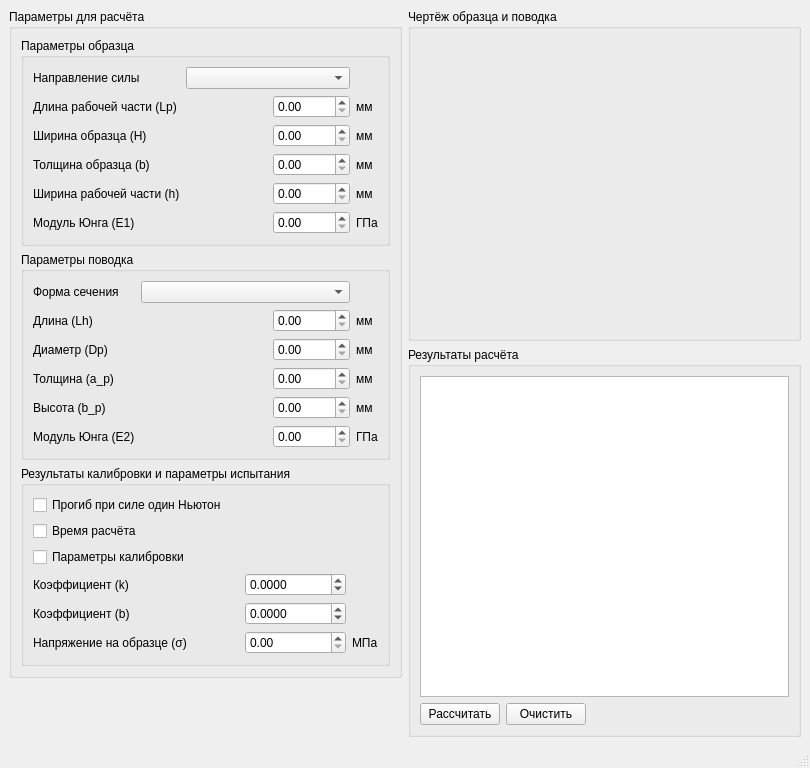
Above: programs/CalcDeflection/ui/mainwindow.ui from Automation-group/FatigueCantileverBend_PIU-5 before the change. Below: the same form after it.
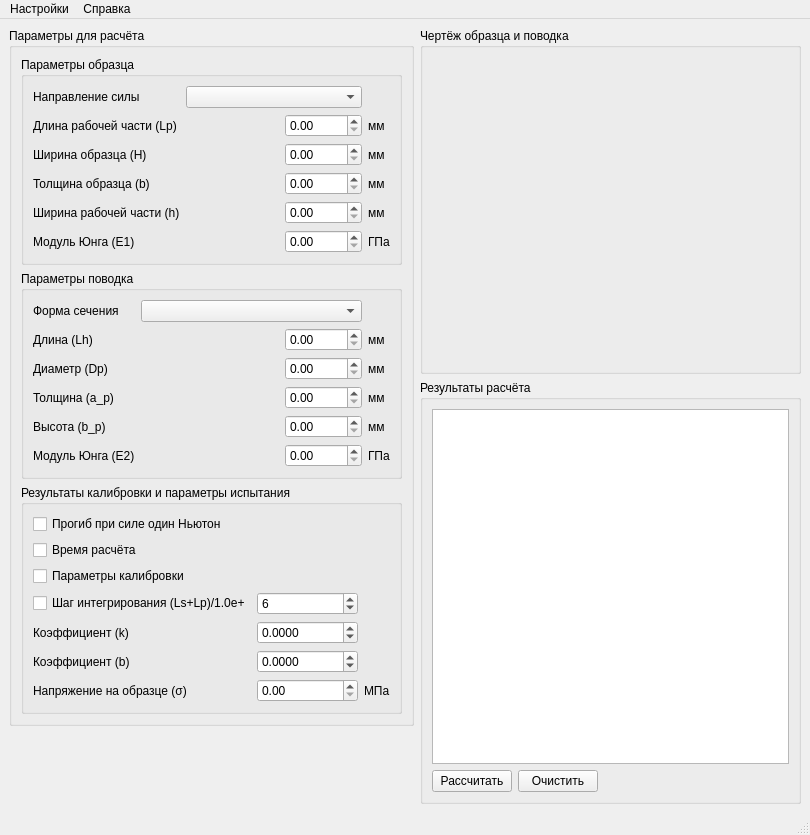
That is the form after the change. Icons and pictures are not drawn.

Commit message: Добавил возможность задания размера и формы шрифта в программе.

```diff
--- a/programs/CalcDeflection/ui/mainwindow.ui
+++ b/programs/CalcDeflection/ui/mainwindow.ui
@@ -7,7 +7,7 @@
     <x>0</x>
     <y>0</y>
     <width>810</width>
-    <height>768</height>
+    <height>835</height>
    </rect>
   </property>
   <property name="windowTitle">
@@ -175,13 +175,6 @@
        </item>
        <item>
         <widget class="QGroupBox" name="groupBox_2">
-         <property name="font">
-          <font>
-           <pointsize>9</pointsize>
-           <italic>false</italic>
-           <bold>false</bold>
-          </font>
-         </property>
          <property name="title">
           <string>Параметры поводка</string>
          </property>
@@ -345,28 +338,61 @@
             </property>
            </widget>
           </item>
-          <item row="1" column="0">
+          <item row="1" column="0" colspan="2">
            <widget class="QCheckBox" name="checkBox_calcTime">
             <property name="text">
              <string>Время расчёта</string>
             </property>
            </widget>
           </item>
-          <item row="2" column="0">
+          <item row="2" column="0" colspan="2">
            <widget class="QCheckBox" name="checkBox_calibCoeff">
             <property name="text">
              <string>Параметры калибровки</string>
             </property>
            </widget>
           </item>
-          <item row="3" column="0">
+          <item row="3" column="0" colspan="2">
+           <widget class="QCheckBox" name="checkBox_integStep">
+            <property name="text">
+             <string>Шаг интегрирования (Ls+Lp)/1.0e+</string>
+            </property>
+           </widget>
+          </item>
+          <item row="3" column="2">
+           <widget class="QSpinBox" name="spinBox_integStep">
+            <property name="minimum">
+             <number>2</number>
+            </property>
+            <property name="maximum">
+             <number>8</number>
+            </property>
+            <property name="value">
+             <number>6</number>
+            </property>
+           </widget>
+          </item>
+          <item row="4" column="0">
            <widget class="QLabel" name="label_coeff_k">
             <property name="text">
              <string>Коэффициент (k)</string>
             </property>
            </widget>
           </item>
-          <item row="3" column="2">
+          <item row="4" column="1" rowspan="3">
+           <spacer name="horizontalSpacer_11">
+            <property name="orientation">
+             <enum>Qt::Horizontal</enum>
+            </property>
+            <property name="sizeHint" stdset="0">
+             <size>
+              <width>40</width>
+              <height>20</height>
+             </size>
+            </property>
+           </spacer>
+          </item>
+          <item row="4" column="2">
            <widget class="QDoubleSpinBox" name="doubleSpinBox_coeff_k">
             <property name="decimals">
              <number>4</number>
@@ -382,14 +408,14 @@
             </property>
            </widget>
           </item>
-          <item row="4" column="0">
+          <item row="5" column="0">
            <widget class="QLabel" name="label_coeff_b">
             <property name="text">
              <string>Коэффициент (b)</string>
             </property>
            </widget>
           </item>
-          <item row="4" column="2">
+          <item row="5" column="2">
            <widget class="QDoubleSpinBox" name="doubleSpinBox_coeff_b">
             <property name="decimals">
              <number>4</number>
@@ -405,14 +431,14 @@
             </property>
            </widget>
           </item>
-          <item row="5" column="0">
+          <item row="6" column="0">
            <widget class="QLabel" name="label_23">
             <property name="text">
              <string>Напряжение на образце (σ)</string>
             </property>
            </widget>
           </item>
-          <item row="5" column="2">
+          <item row="6" column="2">
            <widget class="QDoubleSpinBox" name="doubleSpinBox_stress">
             <property name="maximum">
              <double>1000000.000000000000000</double>
@@ -422,26 +448,13 @@
             </property>
            </widget>
           </item>
-          <item row="5" column="3">
+          <item row="6" column="3">
            <widget class="QLabel" name="label_24">
             <property name="text">
              <string>МПа</string>
             </property>
            </widget>
           </item>
-          <item row="3" column="1" rowspan="3">
-           <spacer name="horizontalSpacer_11">
-            <property name="orientation">
-             <enum>Qt::Horizontal</enum>
-            </property>
-            <property name="sizeHint" stdset="0">
-             <size>
-              <width>40</width>
-              <height>20</height>
-             </size>
-            </property>
-           </spacer>
-          </item>
          </layout>
         </widget>
        </item>
@@ -531,6 +544,30 @@
      <height>22</height>
     </rect>
    </property>
+   <widget class="QMenu" name="menu">
+    <property name="title">
+     <string>Настройки</string>
+    </property>
+    <widget class="QMenu" name="menu_3">
+     <property name="title">
+      <string>Шрифт</string>
+     </property>
+     <addaction name="actionFormatTextSize"/>
+     <addaction name="actioтFormatTextBold"/>
+     <addaction name="actioтFormatTextItalic"/>
+    </widget>
+    <addaction name="menu_3"/>
+   </widget>
+   <widget class="QMenu" name="menu_2">
+    <property name="title">
+     <string>Справка</string>
+    </property>
+    <addaction name="separator"/>
+    <addaction name="actionHelp"/>
+    <addaction name="actionProgInfo"/>
+   </widget>
+   <addaction name="menu"/>
+   <addaction name="menu_2"/>
   </widget>
  </widget>
  <resources/>
```
Left out of the diff: 105 changed lines with no effect on the pictures. The commit also changes 3 other files.
